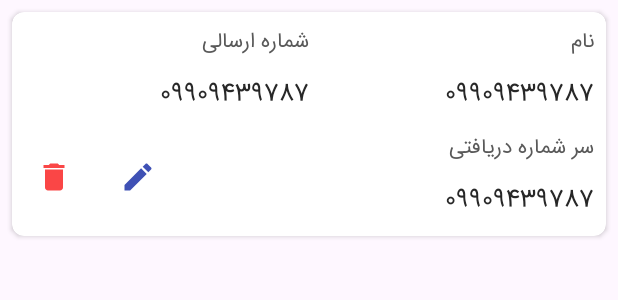
After one commit to Nimamoradi41/AppSms, an Android app: the layout custom_tolid_items_barghashtkharid_2.xml on its own in the app's theme, with its tools: preview values and no code run, on a phone screen of 412 x 824 dp. The commit adds this screen. Shown: the top 300 px of the screen. Run offline under Robolectric (Android 15) with nearby library versions, the phone set to English and light mode, and no system bars.

Commit message:
1402.10.28

```diff
--- a/app/src/main/java/com/example/appsms/AccessDataBase/ReciveSmsDao.kt
+++ b/app/src/main/java/com/example/appsms/AccessDataBase/ReciveSmsDao.kt
@@ -19,8 +19,8 @@ import com.Atiran.Anbar.Tables.SendSms
 
 
 
-    @Query("UPDATE ReciveSms SET Number = :Number WHERE iddatabase = :id2")
-    fun updateReciveSms(Number:String,id2:Int) :Int
+    @Query("UPDATE ReciveSms SET Number = :Number, Name = :Name  WHERE iddatabase = :id2")
+    fun updateReciveSms(Number:String,Name:String,id2:Int) :Int
 
 
 
--- a/app/src/main/java/com/example/appsms/AccessDataBase/SendSmsDao.kt
+++ b/app/src/main/java/com/example/appsms/AccessDataBase/SendSmsDao.kt
@@ -22,8 +22,8 @@ import com.Atiran.Anbar.Tables.SendSms
 
 
 
-   @Query("UPDATE SendSms SET Number = :Number WHERE iddatabase = :id2")
-   fun updateSendSms(Number:String,id2:Int) :Int
+   @Query("UPDATE SendSms SET Number = :Number , Name = :Name  WHERE iddatabase = :id2")
+   fun updateSendSms(Number:String,Name:String,id2:Int) :Int
 
 
     @Delete()
--- /dev/null
+++ b/app/src/main/res/layout/custom_tolid_items_barghashtkharid_2.xml
@@ -0,0 +1,140 @@
+<?xml version="1.0" encoding="utf-8"?>
+<androidx.constraintlayout.widget.ConstraintLayout xmlns:android="http://schemas.android.com/apk/res/android"
+    xmlns:app="http://schemas.android.com/apk/res-auto"
+    xmlns:tools="http://schemas.android.com/tools"
+    android:layout_width="match_parent"
+    android:layout_height="wrap_content">
+
+    <androidx.cardview.widget.CardView
+        android:layout_width="0dp"
+        android:layout_height="wrap_content"
+        android:layout_marginStart="8dp"
+        android:layout_marginTop="8dp"
+        android:layout_marginEnd="8dp"
+        android:layout_marginBottom="8dp"
+        android:elevation="6dp"
+        app:cardBackgroundColor="@color/white"
+        app:cardCornerRadius="8dp"
+        app:layout_constraintBottom_toBottomOf="parent"
+        app:layout_constraintEnd_toEndOf="parent"
+        app:layout_constraintStart_toStartOf="parent"
+        app:layout_constraintTop_toTopOf="parent"
+        tools:ignore="MissingConstraints">
+
+        <androidx.constraintlayout.widget.ConstraintLayout
+            android:layout_width="match_parent"
+            android:layout_height="match_parent">
+
+            <TextView
+                android:id="@+id/textView2"
+                android:layout_width="wrap_content"
+                android:layout_height="wrap_content"
+                android:layout_marginTop="8dp"
+                android:layout_marginEnd="8dp"
+                android:fontFamily="@font/iransansmoobile_fanum"
+                android:text="نام"
+                android:textColor="#595959"
+                android:textSize="14sp"
+                app:layout_constraintEnd_toEndOf="parent"
+                app:layout_constraintTop_toTopOf="parent" />
+
+            <TextView
+                android:id="@+id/textView7"
+                android:layout_width="wrap_content"
+                android:layout_height="wrap_content"
+                android:layout_marginTop="8dp"
+                android:layout_marginEnd="8dp"
+                android:fontFamily="@font/iransansmoobile_fanum"
+                android:text="سر شماره دریافتی"
+                android:textColor="#595959"
+                android:textSize="14sp"
+                app:layout_constraintEnd_toEndOf="parent"
+                app:layout_constraintTop_toBottomOf="@+id/textView3" />
+
+            <TextView
+                android:id="@+id/textView5"
+                android:layout_width="wrap_content"
+                android:layout_height="wrap_content"
+                android:layout_marginTop="8dp"
+                android:fontFamily="@font/iransansmoobile_fanum"
+                android:text="شماره ارسالی"
+                android:textColor="#595959"
+                android:textSize="14sp"
+                app:layout_constraintEnd_toStartOf="@+id/guideline"
+                app:layout_constraintTop_toTopOf="parent" />
+
+            <TextView
+                android:id="@+id/textView3"
+                android:layout_width="wrap_content"
+                android:layout_height="wrap_content"
+                android:layout_marginTop="8dp"
+                android:layout_marginEnd="8dp"
+                android:fontFamily="@font/iransansmoobile_fanum"
+                android:text="09909439787"
+                android:textColor="#272727"
+                android:textSize="16sp"
+                app:layout_constraintEnd_toEndOf="parent"
+                app:layout_constraintTop_toBottomOf="@+id/textView2" />
+
+            <TextView
+                android:id="@+id/textView8"
+                android:layout_width="wrap_content"
+                android:layout_height="wrap_content"
+                android:layout_marginTop="8dp"
+                android:layout_marginEnd="8dp"
+                android:layout_marginBottom="8dp"
+                android:fontFamily="@font/iransansmoobile_fanum"
+                android:text="09909439787"
+                android:textColor="#272727"
+                android:textSize="16sp"
+                app:layout_constraintBottom_toBottomOf="parent"
+                app:layout_constraintEnd_toEndOf="parent"
+                app:layout_constraintTop_toBottomOf="@+id/textView7" />
+
+            <TextView
+                android:id="@+id/textView6"
+                android:layout_width="wrap_content"
+                android:layout_height="wrap_content"
+                android:layout_marginTop="8dp"
+                android:fontFamily="@font/iransansmoobile_fanum"
+                android:text="09909439787"
+                android:textColor="#272727"
+                android:textSize="16sp"
+                app:layout_constraintEnd_toStartOf="@+id/guideline"
+                app:layout_constraintHorizontal_bias="1.0"
+                app:layout_constraintStart_toStartOf="parent"
+                app:layout_constraintTop_toBottomOf="@+id/textView2" />
+
+            <ImageView
+                android:id="@+id/imageView"
+                android:layout_width="wrap_content"
+                android:layout_height="wrap_content"
+                android:layout_marginStart="8dp"
+                android:layout_marginTop="8dp"
+                android:padding="8dp"
+                android:tint="#FA4646"
+                app:layout_constraintBottom_toBottomOf="@+id/textView8"
+                app:layout_constraintStart_toStartOf="parent"
+                app:layout_constraintTop_toBottomOf="@+id/textView6"
+                app:srcCompat="@drawable/baseline_delete_24" />
+
+            <ImageView
+                android:id="@+id/imageView2"
+                android:layout_width="wrap_content"
+                android:layout_height="wrap_content"
+                android:layout_marginStart="16dp"
+                android:padding="8dp"
+                android:tint="#3F51B5"
+                app:layout_constraintStart_toEndOf="@+id/imageView"
+                app:layout_constraintTop_toTopOf="@+id/imageView"
+                app:srcCompat="@drawable/baseline_mode_edit_24" />
+
+            <androidx.constraintlayout.widget.Guideline
+                android:id="@+id/guideline"
+                android:layout_width="wrap_content"
+                android:layout_height="wrap_content"
+                android:orientation="vertical"
+                app:layout_constraintGuide_percent="0.5" />
+        </androidx.constraintlayout.widget.ConstraintLayout>
+    </androidx.cardview.widget.CardView>
+</androidx.constraintlayout.widget.ConstraintLayout>
--- a/app/src/main/res/layout/custome_dial_app_add.xml
+++ b/app/src/main/res/layout/custome_dial_app_add.xml
@@ -50,7 +50,7 @@
                 android:id="@+id/button"
                 android:layout_width="0dp"
                 android:layout_height="wrap_content"
-                android:layout_marginTop="120dp"
+                android:layout_marginTop="24dp"
                 android:layout_marginEnd="16dp"
                 android:layout_marginBottom="16dp"
                 android:background="@drawable/shap_yess"
@@ -62,7 +62,7 @@
                 app:layout_constraintBottom_toBottomOf="parent"
                 app:layout_constraintEnd_toEndOf="parent"
                 app:layout_constraintStart_toStartOf="@+id/imageView3"
-                app:layout_constraintTop_toBottomOf="@+id/editTextPhone2" />
+                app:layout_constraintTop_toBottomOf="@+id/spinner" />
 
             <androidx.constraintlayout.widget.Guideline
                 android:id="@+id/guideline2"
@@ -137,7 +137,7 @@
                 android:layout_marginTop="16dp"
                 app:layout_constraintEnd_toEndOf="@+id/editTextPhone2"
                 app:layout_constraintHorizontal_bias="1.0"
-                app:layout_constraintStart_toEndOf="@+id/imageView3"
+                app:layout_constraintStart_toStartOf="@+id/guideline3"
                 app:layout_constraintTop_toBottomOf="@+id/editTextPhone2" />
         </androidx.constraintlayout.widget.ConstraintLayout>
     </androidx.cardview.widget.CardView>
```
Also changed, not shown: app/src/main/java/com/example/appsms/Adapter_NumbersSend.kt (+44 -28 lines), app/src/main/java/com/example/appsms/Frag_Recive.kt (+12 -7 lines), app/src/main/java/com/example/appsms/Frag_Send.kt (+112 -15 lines), app/src/main/java/com/example/appsms/Tables/SendSms.kt (+15 -0 lines).
